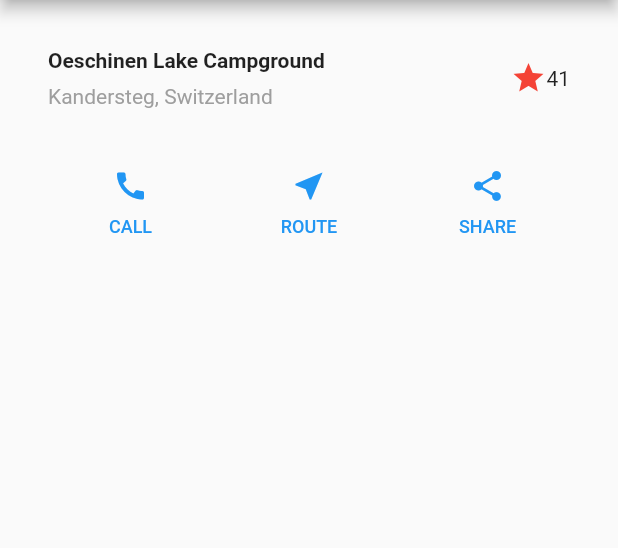
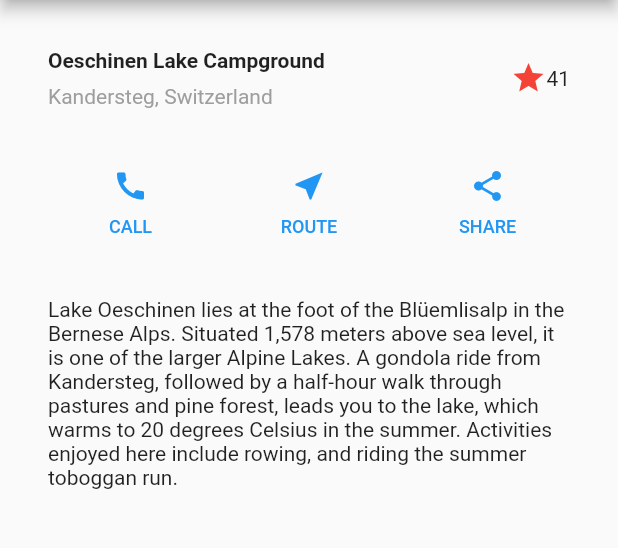
Before and after one commit to davidbailey00/layout_tutorial, a Flutter app: the screen it shows after launch, on a phone screen of 412 x 824 dp, the part 84-632 px from its top. Run offline on Flutter 3.47's test engine with Material 2 defaults, Android fonts, the phone set to English and light mode, and no system bars.

Commit message:
Implement description section

```diff
--- a/lib/main.dart
+++ b/lib/main.dart
@@ -46,6 +46,19 @@ class MyApp extends StatelessWidget {
       ),
     );
 
+    Widget textSection = Container(
+      padding: const EdgeInsets.all(32),
+      child: Text(
+        'Lake Oeschinen lies at the foot of the Blüemlisalp in the Bernese '
+        'Alps. Situated 1,578 meters above sea level, it is one of the '
+        'larger Alpine Lakes. A gondola ride from Kandersteg, followed by a '
+        'half-hour walk through pastures and pine forest, leads you to the '
+        'lake, which warms to 20 degrees Celsius in the summer. Activities '
+        'enjoyed here include rowing, and riding the summer toboggan run.',
+        softWrap: true,
+      ),
+    );
+
     return MaterialApp(
       title: 'Flutter layout demo',
       home: Scaffold(
@@ -55,6 +68,7 @@ class MyApp extends StatelessWidget {
         body: Column(children: [
           titleSection,
           buttonSection,
+          textSection,
         ]),
       ),
     );
```
